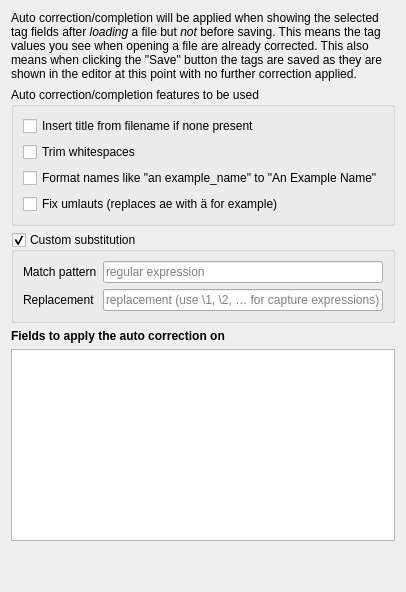
Before: the Qt Designer form gui/editorautocorrectionoptionpage.ui in Martchus/tageditor, drawn with Qt 5.
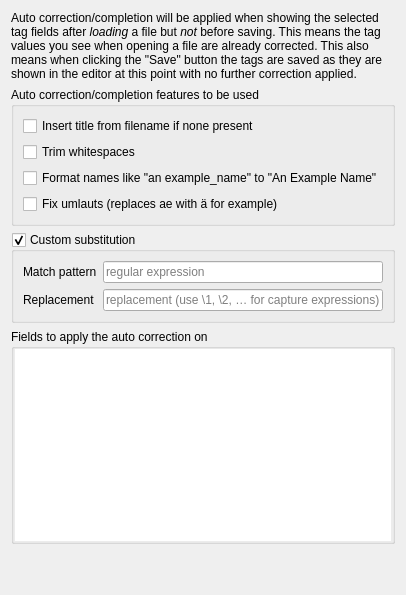
After: the same form once the commit is applied.

Commit message: Use group box consistently in auto correction page

The edit to the form file:
```diff
--- a/gui/editorautocorrectionoptionpage.ui
+++ b/gui/editorautocorrectionoptionpage.ui
@@ -97,17 +97,34 @@
     </widget>
    </item>
    <item>
-    <widget class="QLabel" name="fieldsLabel">
-     <property name="styleSheet">
-      <string notr="true">font-weight: bold;</string>
-     </property>
-     <property name="text">
+    <widget class="QGroupBox" name="fieldsGroupBox">
+     <property name="title">
       <string>Fields to apply the auto correction on</string>
      </property>
-    </widget>
-   </item>
+     <layout class="QVBoxLayout" name="fieldsVerticalLayout">
+      <property name="leftMargin">
+       <number>1</number>
+      </property>
+      <property name="topMargin">
+       <number>0</number>
+      </property>
+      <property name="rightMargin">
+       <number>1</number>
+      </property>
+      <property name="bottomMargin">
+       <number>0</number>
+      </property>
    <item>
     <widget class="QListView" name="fieldsListView">
+        <property name="frameShape">
+         <enum>QFrame::NoFrame</enum>
+        </property>
+        <property name="frameShadow">
+         <enum>QFrame::Plain</enum>
+        </property>
+        <property name="lineWidth">
+         <number>0</number>
+        </property>
      <property name="showDropIndicator" stdset="0">
       <bool>true</bool>
      </property>
@@ -123,6 +140,9 @@
      <property name="wordWrap">
       <bool>true</bool>
      </property>
+       </widget>
+      </item>
+     </layout>
     </widget>
    </item>
    <item>
```
Lines whose indentation alone changed are shown as unchanged.
